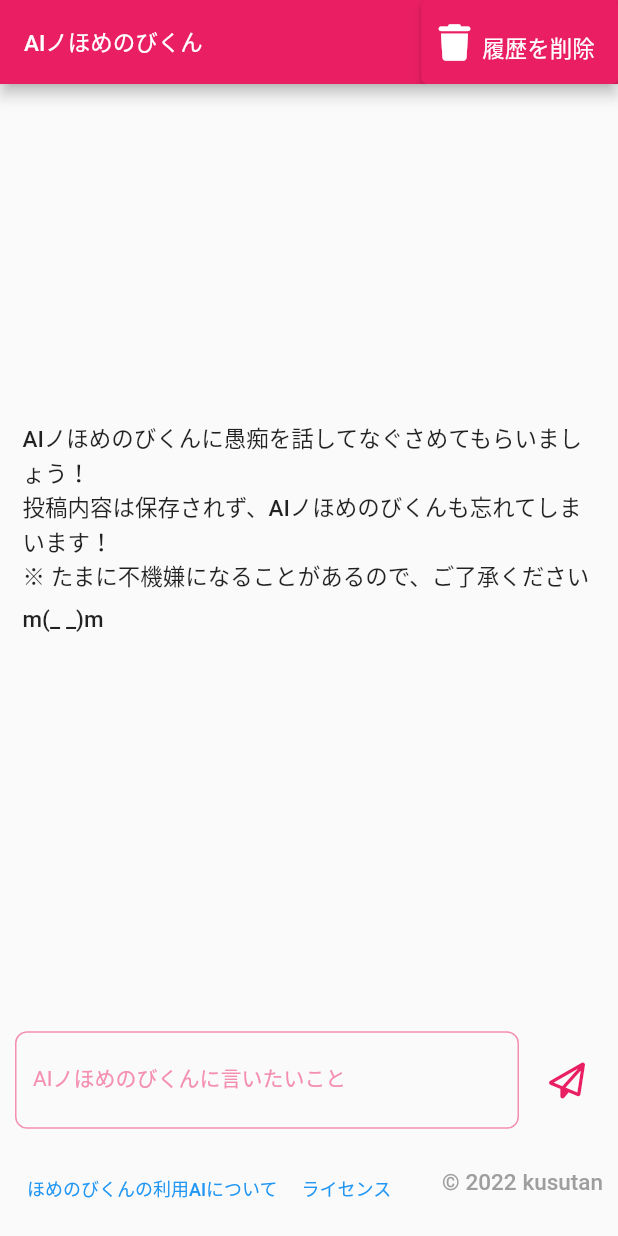
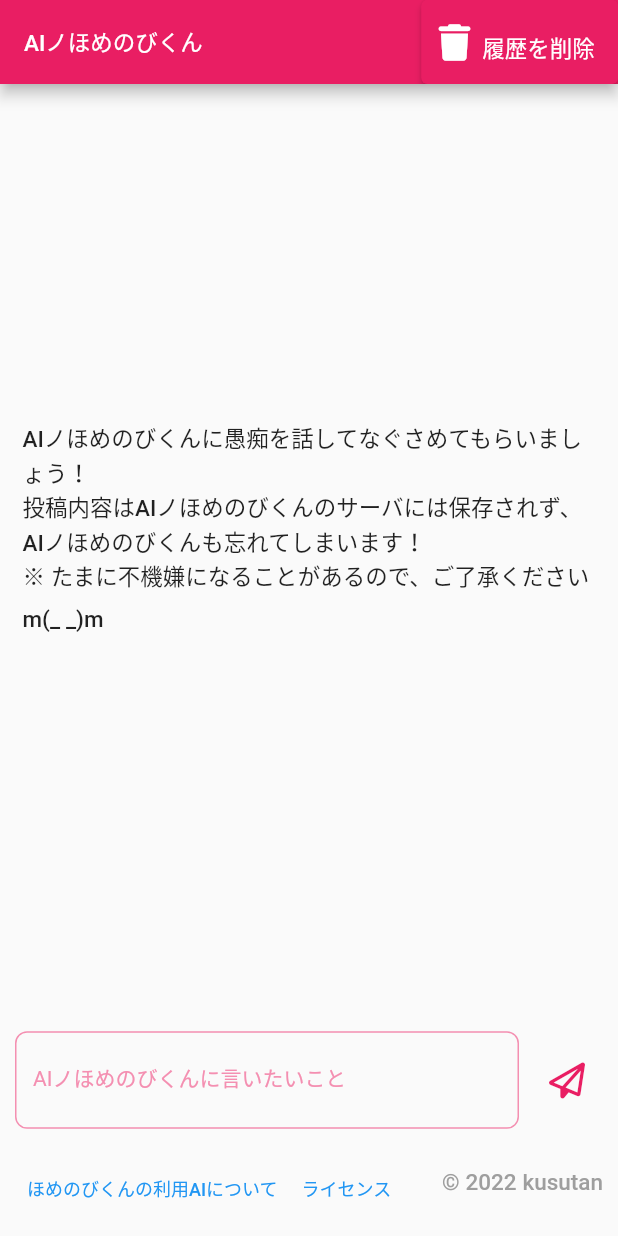
Before and after one commit to qst-exe/aino-homenobi, a Flutter app: the screen it shows after launch, on a phone screen of 412 x 824 dp. Run offline on Flutter 3.47's test engine with Material 2 defaults, Android fonts, the light colour scheme and no system bars; our stand-ins replace animated_text_kit, cloud_functions, firebase_core, font_awesome_flutter, freezed_annotation, google_fonts and 1 more; accounts and stored records are empty; statements that could not run were skipped.

Commit message:
:pencil2: 説明文の修正

```diff
--- a/lib/components/message_content.dart
+++ b/lib/components/message_content.dart
@@ -18,7 +18,7 @@ class MessageContent extends StatelessWidget {
         padding: const EdgeInsets.all(15),
         child: Text('''
 AIノほめのびくんに愚痴を話してなぐさめてもらいましょう！
-投稿内容は保存されず、AIノほめのびくんも忘れてしまいます！
+投稿内容はAIノほめのびくんのサーバには保存されず、AIノほめのびくんも忘れてしまいます！
 ※ たまに不機嫌になることがあるので、ご了承くださいm(_ _)m
 ''',
             style: GoogleFonts.notoSansJavanese(
```
